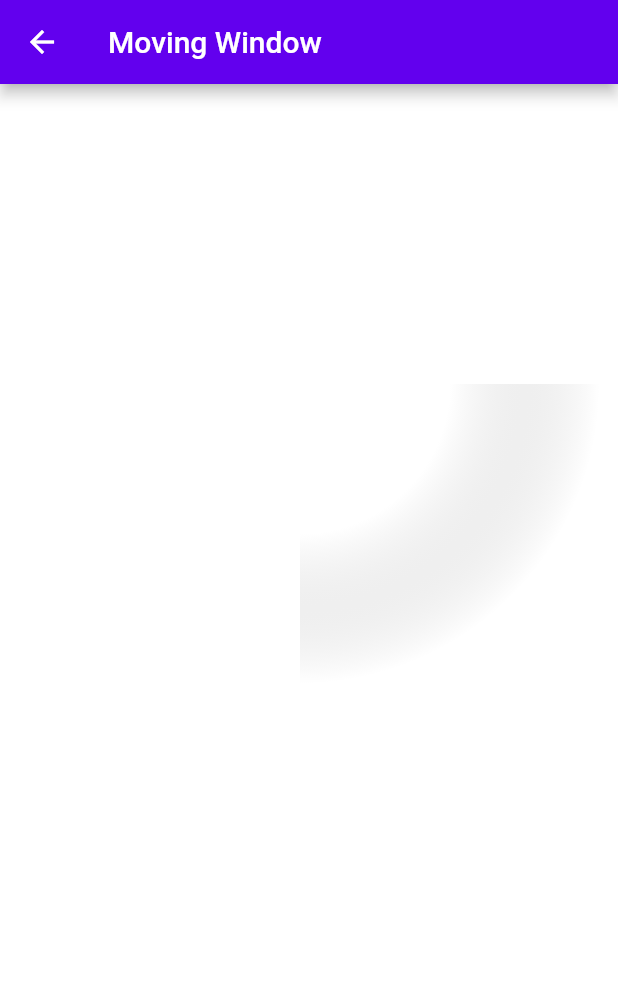
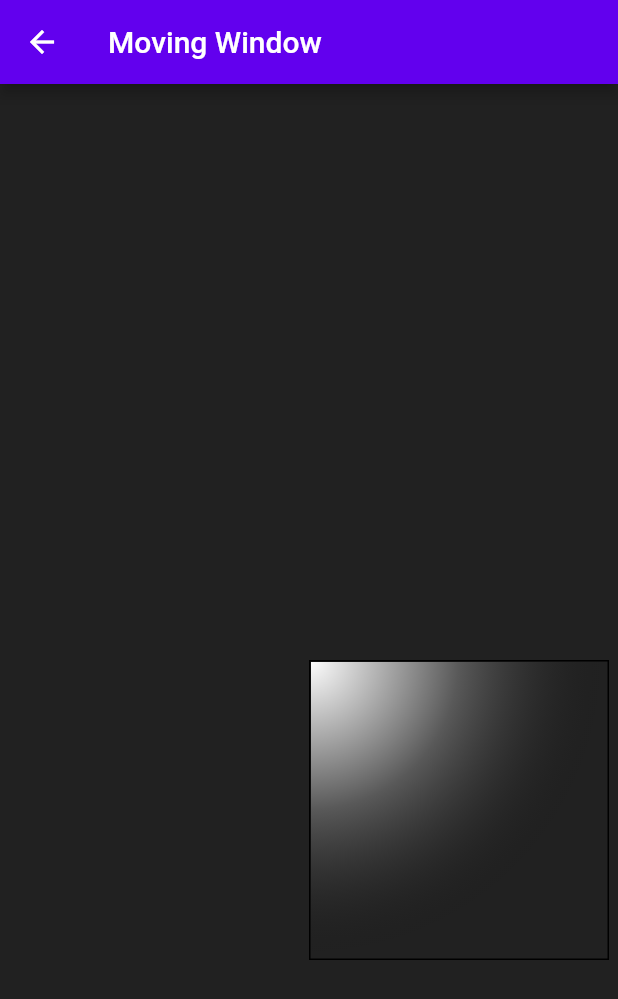
Before and after one commit to blaugold/glopos, a Flutter app: the MovingWindowPage screen opened directly, on a phone screen of 412 x 824 dp. Shown: the top 999 px of the screen. Run offline on Flutter 3.47's test engine with Material 2 defaults, Android fonts, the phone set to English and light mode, and no system bars.

Commit message:
improve examples

```diff
--- a/packages/glopos/example/lib/src/pages/home.dart
+++ b/packages/glopos/example/lib/src/pages/home.dart
@@ -3,8 +3,6 @@ import 'package:flutter/material.dart';
 import 'moving_window.dart';
 import 'spotlight_menu.dart';
 import 'window_cards.dart';
-
-final _backgroundColor = Colors.grey.shade900;
 
 class DemoPageLink extends StatelessWidget {
   const DemoPageLink({
@@ -39,7 +37,6 @@ class HomePage extends StatelessWidget {
         appBar: AppBar(
           title: const Text('glopos Demo'),
         ),
-        backgroundColor: _backgroundColor,
         body: ListView(
           children: [
             DemoPageLink(
--- a/packages/glopos/example/lib/src/pages/moving_window.dart
+++ b/packages/glopos/example/lib/src/pages/moving_window.dart
@@ -1,5 +1,7 @@
 import 'package:flutter/material.dart';
 import 'package:glopos/glopos.dart';
+
+final _backgroundColor = Colors.grey.shade900;
 
 class MovingWindowPage extends StatefulWidget {
   const MovingWindowPage({Key? key}) : super(key: key);
@@ -11,36 +13,52 @@ class MovingWindowPage extends StatefulWidget {
 class _MovingWindowPageState extends State<MovingWindowPage> {
   final _spotlight = Spotlight(position: const Offset(200, 200));
 
-  var _windowPosition = const Offset(200, 200);
+  Offset? _windowPosition;
+
+  @override
+  void dispose() {
+    _spotlight.dispose();
+    super.dispose();
+  }
 
   @override
   Widget build(BuildContext context) => Scaffold(
         appBar: AppBar(
           title: const Text('Moving Window'),
         ),
-        body: Scene(
+        backgroundColor: _backgroundColor,
+        body: LayoutBuilder(
+          builder: (context, constraints) {
+            WidgetsBinding.instance!.addPostFrameCallback((timeStamp) {
+              _spotlight.position = constraints.biggest.center(Offset.zero);
+            });
+
+            _windowPosition ??= constraints.biggest.center(Offset.zero);
+
+            return Scene(
               elements: [_spotlight],
               child: Stack(
                 children: [
                   Positioned.fromRect(
-                rect: _windowPosition & const Size(200, 200),
+                    rect: _windowPosition! & const Size(200, 200),
                     child: GestureDetector(
                       onPanUpdate: (details) {
                         setState(() {
-                      _windowPosition += details.delta;
+                          _windowPosition = _windowPosition! + details.delta;
                         });
                       },
-                  child: const RepaintBoundary(
-                    child: ClipRect(
-                      child: Window(
+                      child: Container(
+                        decoration: BoxDecoration(border: Border.all()),
+                        child: const Window(
                           delegate: SpotlightDelegate(),
-                      ),
                         ),
                       ),
                     ),
                   )
                 ],
               ),
+            );
+          },
         ),
       );
 }
```
Also changed, not shown: packages/glopos/example/lib/src/pages/window_cards.dart (+7 -1 lines). Lines whose indentation alone changed are shown as unchanged.
